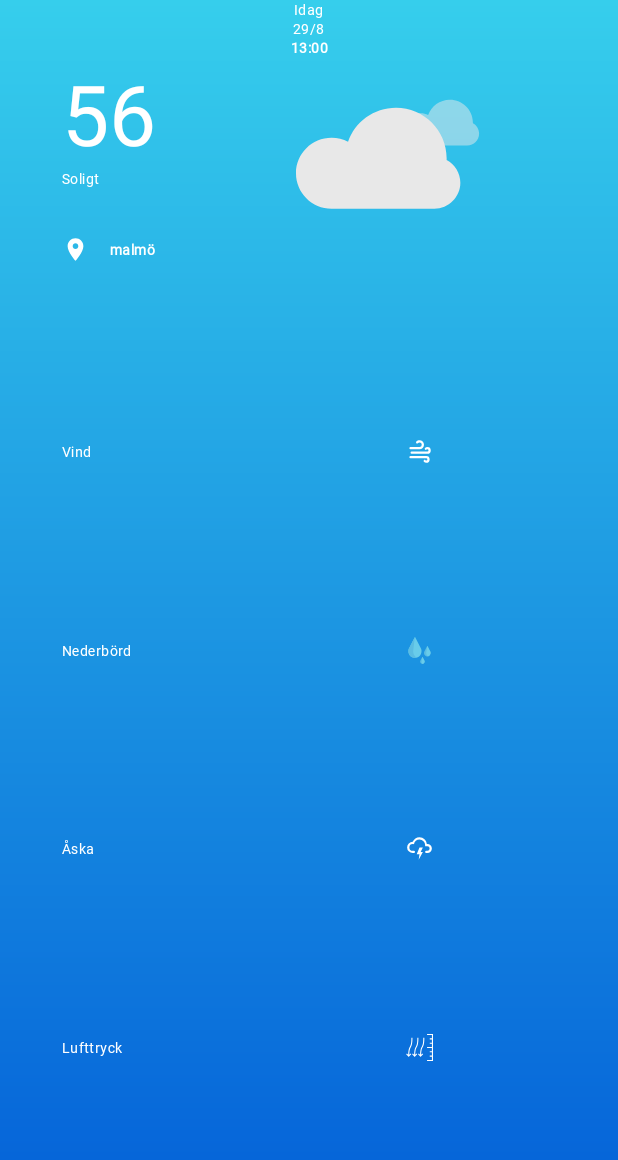
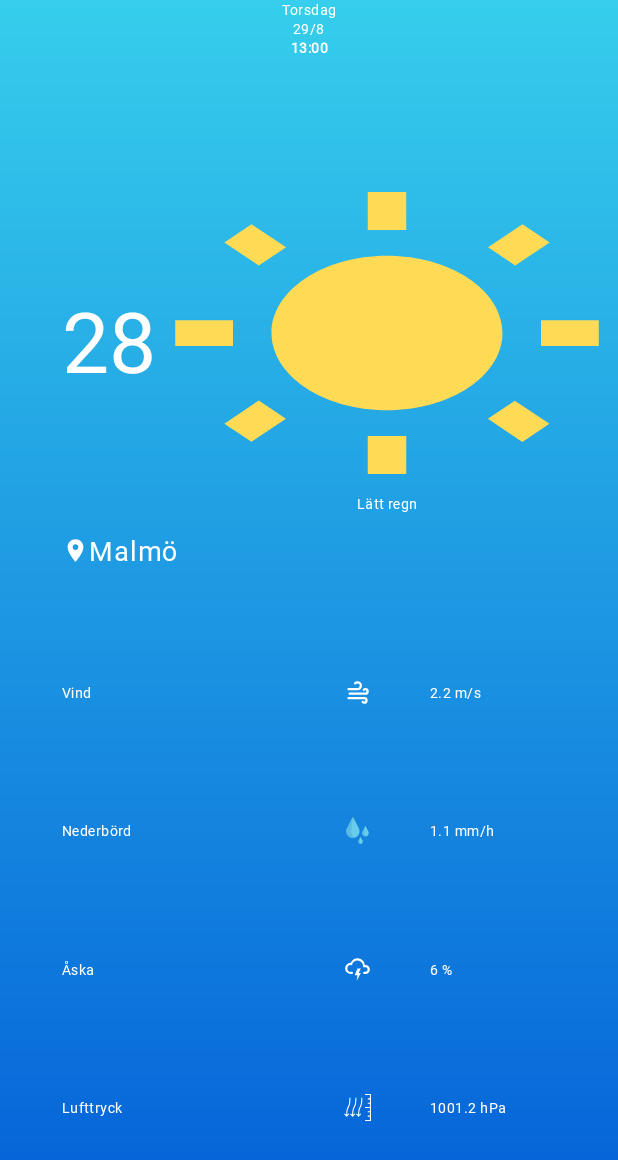
Before and after one commit to MrBenjoo/WeatherApp, an Android app: the layout fragment_current_weather.xml on its own in the app's theme, with its tools: preview values and no code run, on a phone screen of 412 x 824 dp. Shown: the top 1160 px of the screen. Run offline under Robolectric (Android 15) with nearby library versions, the phone set to English and light mode, and no system bars.

Commit message:
style(CurrentWeather): restructure layout

```diff
--- a/app/src/main/res/layout/fragment_current_weather.xml
+++ b/app/src/main/res/layout/fragment_current_weather.xml
@@ -5,41 +5,40 @@
     android:layout_height="match_parent"
     tools:context="com.benji.weatherswe.currentweather.CurrentWeatherFragment">
 
-
     <TextView
         android:id="@+id/tv_current_weather_today"
         android:layout_width="wrap_content"
         android:layout_height="wrap_content"
         android:textAppearance="@style/CustomTextAppearance.SecondaryText.Body2"
-        android:text="Idag"
         android:textColor="@color/colorPrimary"
         app:layout_constraintEnd_toEndOf="parent"
         app:layout_constraintStart_toStartOf="parent"
-        app:layout_constraintTop_toTopOf="parent" />
+        app:layout_constraintTop_toTopOf="parent"
+        tools:text="Torsdag" />
 
     <TextView
         android:id="@+id/tv_current_weather_date"
         android:layout_width="wrap_content"
         android:layout_height="wrap_content"
         android:textAppearance="@style/CustomTextAppearance.SecondaryText.Body2"
-        android:text="29/8"
         android:textColor="@color/colorPrimary"
         app:layout_constraintEnd_toEndOf="@+id/tv_current_weather_today"
         app:layout_constraintStart_toStartOf="@+id/tv_current_weather_today"
-        app:layout_constraintTop_toBottomOf="@+id/tv_current_weather_today" />
+        app:layout_constraintTop_toBottomOf="@+id/tv_current_weather_today"
+        tools:text="29/8" />
 
     <com.airbnb.lottie.LottieAnimationView
         android:id="@+id/lottie_current_weather_symbol"
         android:layout_width="0dp"
         android:layout_height="0dp"
+        app:layout_constraintBottom_toTopOf="@+id/tv_current_weather_symbol"
+        app:layout_constraintEnd_toEndOf="parent"
+        app:layout_constraintStart_toEndOf="@+id/tv_current_weather_temperature"
+        app:layout_constraintTop_toTopOf="@+id/guideline5"
         app:lottie_autoPlay="true"
         app:lottie_loop="true"
-        app:lottie_rawRes="@raw/lottie_weather_cloudy"
         app:lottie_speed="1"
-        app:layout_constraintBottom_toBottomOf="@+id/img_current_weather_place"
-        app:layout_constraintEnd_toEndOf="parent"
-        app:layout_constraintStart_toEndOf="@+id/tv_current_weather_city"
-        app:layout_constraintTop_toBottomOf="@+id/tv_current_weather_time" />
+        tools:background="@drawable/ic_sunny" />
 
     <TextView
         android:id="@+id/tv_current_weather_time"
@@ -47,21 +46,22 @@
         android:layout_height="wrap_content"
         android:textStyle="bold"
         android:textAppearance="@style/CustomTextAppearance.SecondaryText.Body2"
-        android:text="13:00"
         android:textColor="@color/colorPrimary"
         app:layout_constraintEnd_toEndOf="@+id/tv_current_weather_date"
         app:layout_constraintStart_toStartOf="@+id/tv_current_weather_date"
-        app:layout_constraintTop_toBottomOf="@+id/tv_current_weather_date" />
+        app:layout_constraintTop_toBottomOf="@+id/tv_current_weather_date"
+        tools:text="13:00" />
 
     <TextView
         android:id="@+id/tv_current_weather_temperature"
         android:layout_width="wrap_content"
         android:layout_height="wrap_content"
-        android:textSize="56dp"
-        android:text="56"
+        android:textSize="56sp"
         android:textColor="@color/colorPrimary"
+        app:layout_constraintBottom_toTopOf="@+id/guideline4"
         app:layout_constraintStart_toStartOf="@+id/guideline_v_10"
-        app:layout_constraintTop_toBottomOf="@+id/tv_current_weather_time" />
+        app:layout_constraintTop_toTopOf="@+id/guideline5"
+        tools:text="28" />
 
     <TextView
         android:id="@+id/tv_current_weather_symbol"
@@ -69,16 +69,17 @@
         android:layout_height="wrap_content"
         android:textColor="@color/colorPrimary"
         android:textAppearance="@style/CustomTextAppearance.SecondaryText.Body2"
-        android:text="Soligt"
-        app:layout_constraintStart_toStartOf="@+id/guideline_v_10"
-        app:layout_constraintTop_toBottomOf="@+id/tv_current_weather_temperature" />
+        app:layout_constraintEnd_toEndOf="@+id/lottie_current_weather_symbol"
+        app:layout_constraintStart_toStartOf="@+id/lottie_current_weather_symbol"
+        app:layout_constraintTop_toTopOf="@+id/guideline4"
+        tools:text="Lätt regn" />
 
     <androidx.appcompat.widget.AppCompatImageView
         android:id="@+id/img_current_weather_place"
         android:layout_width="wrap_content"
         android:layout_height="wrap_content"
         android:src="@drawable/ic_place"
-        android:layout_marginTop="32dp"
+        android:layout_marginTop="16dp"
         app:layout_constraintStart_toStartOf="@+id/guideline_v_10"
         app:layout_constraintTop_toBottomOf="@+id/tv_current_weather_symbol" />
 
@@ -87,19 +88,18 @@
         android:layout_width="wrap_content"
         android:layout_height="wrap_content"
         android:textAppearance="@style/CustomTextAppearance.SecondaryText.Body2"
-        android:text="malmö"
-        android:textStyle="bold"
+        android:textSize="@dimen/city_text_size"
         android:textColor="@color/colorPrimary"
-        android:layout_marginStart="14dp"
         app:layout_constraintBottom_toBottomOf="@+id/img_current_weather_place"
         app:layout_constraintStart_toEndOf="@+id/img_current_weather_place"
-        app:layout_constraintTop_toTopOf="@+id/img_current_weather_place" />
+        app:layout_constraintTop_toTopOf="@+id/img_current_weather_place"
+        tools:text="Malmö" />
 
     <TextView
         android:id="@+id/tv_current_weather_wind"
         android:layout_width="wrap_content"
         android:layout_height="wrap_content"
-        android:text="Vind"
+        android:text="@string/wind_text"
         android:textColor="@color/colorPrimary"
         android:textAppearance="@style/CustomTextAppearance.SecondaryText.Body2"
         app:layout_constraintBottom_toTopOf="@+id/tv_current_weather_precipitation"
@@ -119,19 +119,20 @@
         android:id="@+id/tv_current_weather_wind_value"
         android:layout_width="wrap_content"
         android:layout_height="wrap_content"
-        android:text=""
         android:textColor="@color/colorPrimary"
         android:textAppearance="@style/CustomTextAppearance.SecondaryText.Body2"
-        android:layout_marginStart="20dp"
         app:layout_constraintBottom_toBottomOf="@+id/tv_current_weather_wind"
+        app:layout_constraintEnd_toEndOf="parent"
+        app:layout_constraintHorizontal_bias="0.30"
         app:layout_constraintStart_toStartOf="@+id/guideline_v_70"
-        app:layout_constraintTop_toTopOf="@+id/tv_current_weather_wind" />
+        app:layout_constraintTop_toTopOf="@+id/tv_current_weather_wind"
+        tools:text="2.2 m/s" />
 
     <TextView
         android:id="@+id/tv_current_weather_precipitation"
         android:layout_width="wrap_content"
         android:layout_height="wrap_content"
-        android:text="Nederbörd"
+        android:text="@string/precipitation_text"
         android:textColor="@color/colorPrimary"
         android:textAppearance="@style/CustomTextAppearance.SecondaryText.Body2"
         app:layout_constraintBottom_toTopOf="@+id/tv_current_weather_thunder"
@@ -151,18 +152,18 @@
         android:id="@+id/tv_current_weather_precipitation_value"
         android:layout_width="wrap_content"
         android:layout_height="wrap_content"
-        android:text=""
         android:textColor="@color/colorPrimary"
         android:textAppearance="@style/CustomTextAppearance.SecondaryText.Body2"
         app:layout_constraintBottom_toBottomOf="@+id/tv_current_weather_precipitation"
         app:layout_constraintStart_toStartOf="@+id/tv_current_weather_wind_value"
-        app:layout_constraintTop_toTopOf="@+id/tv_current_weather_precipitation" />
+        app:layout_constraintTop_toTopOf="@+id/tv_current_weather_precipitation"
+        tools:text="1.1 mm/h" />
 
     <TextView
         android:id="@+id/tv_current_weather_thunder"
         android:layout_width="wrap_content"
         android:layout_height="wrap_content"
-        android:text="Åska"
+        android:text="@string/thunder_text"
         android:textColor="@color/colorPrimary"
         android:textAppearance="@style/CustomTextAppearance.SecondaryText.Body2"
         app:layout_constraintBottom_toTopOf="@+id/tv_current_weather_air_pressure"
@@ -183,18 +184,18 @@
         android:id="@+id/tv_current_weather_thunder_value"
         android:layout_width="wrap_content"
         android:layout_height="wrap_content"
-        android:text=""
         android:textColor="@color/colorPrimary"
         android:textAppearance="@style/CustomTextAppearance.SecondaryText.Body2"
         app:layout_constraintBottom_toBottomOf="@+id/tv_current_weather_thunder"
-        app:layout_constraintStart_toStartOf="@+id/tv_current_weather_precipitation_value"
-        app:layout_constraintTop_toTopOf="@+id/tv_current_weather_thunder" />
+        app:layout_constraintStart_toStartOf="@+id/tv_current_weather_wind_value"
+        app:layout_constraintTop_toTopOf="@+id/tv_current_weather_thunder"
+        tools:text="6 %" />
 
     <TextView
         android:id="@+id/tv_current_weather_air_pressure"
         android:layout_width="wrap_content"
         android:layout_height="wrap_content"
-        android:text="Lufttryck"
+        android:text="@string/air_pressure_text"
         android:textColor="@color/colorPrimary"
         android:textAppearance="@style/CustomTextAppearance.SecondaryText.Body2"
         app:layout_constraintBottom_toBottomOf="parent"
@@ -214,19 +215,19 @@
         android:id="@+id/tv_current_weather_air_pressure_value"
         android:layout_width="wrap_content"
         android:layout_height="wrap_content"
-        android:text=""
         android:textColor="@color/colorPrimary"
         android:textAppearance="@style/CustomTextAppearance.SecondaryText.Body2"
         app:layout_constraintBottom_toBottomOf="@+id/tv_current_weather_air_pressure"
-        app:layout_constraintStart_toStartOf="@+id/tv_current_weather_thunder_value"
-        app:layout_constraintTop_toTopOf="@+id/tv_current_weather_air_pressure" />
+        app:layout_constraintStart_toStartOf="@+id/tv_current_weather_wind_value"
+        app:layout_constraintTop_toTopOf="@+id/tv_current_weather_air_pressure"
+        tools:text="1001.2 hPa" />
 
     <androidx.constraintlayout.widget.Guideline
         android:id="@+id/guideline_v_70"
         android:layout_width="wrap_content"
         android:layout_height="wrap_content"
         android:orientation="vertical"
-        app:layout_constraintGuide_percent="0.70" />
+        app:layout_constraintGuide_percent="0.6" />
 
     <androidx.constraintlayout.widget.Guideline
         android:id="@+id/guideline_v_10"
@@ -235,5 +236,19 @@
         android:orientation="vertical"
         app:layout_constraintGuide_percent="0.1" />
 
+    <androidx.constraintlayout.widget.Guideline
+        android:id="@+id/guideline4"
+        android:layout_width="wrap_content"
+        android:layout_height="wrap_content"
+        android:orientation="horizontal"
+        app:layout_constraintGuide_percent="0.4" />
+
+    <androidx.constraintlayout.widget.Guideline
+        android:id="@+id/guideline5"
+        android:layout_width="wrap_content"
+        android:layout_height="wrap_content"
+        android:orientation="horizontal"
+        app:layout_constraintGuide_percent="0.15" />
+
 
 </androidx.constraintlayout.widget.ConstraintLayout>
--- a/app/src/main/res/values/strings.xml
+++ b/app/src/main/res/values/strings.xml
@@ -1,7 +1,9 @@
 <resources>
     <string name="app_name">WeatherSwe</string>
-
     <string name="location_weather_info">Sök manuellt efter orten du vill se eller slå på positionering i inställningar</string>
     <string name="location_weather_search_hint">Sök</string>
-
+    <string name="wind_text">Vind</string>
+    <string name="precipitation_text">Nederbörd</string>
+    <string name="thunder_text">Åska</string>
+    <string name="air_pressure_text">Lufttryck</string>
 </resources>
```
